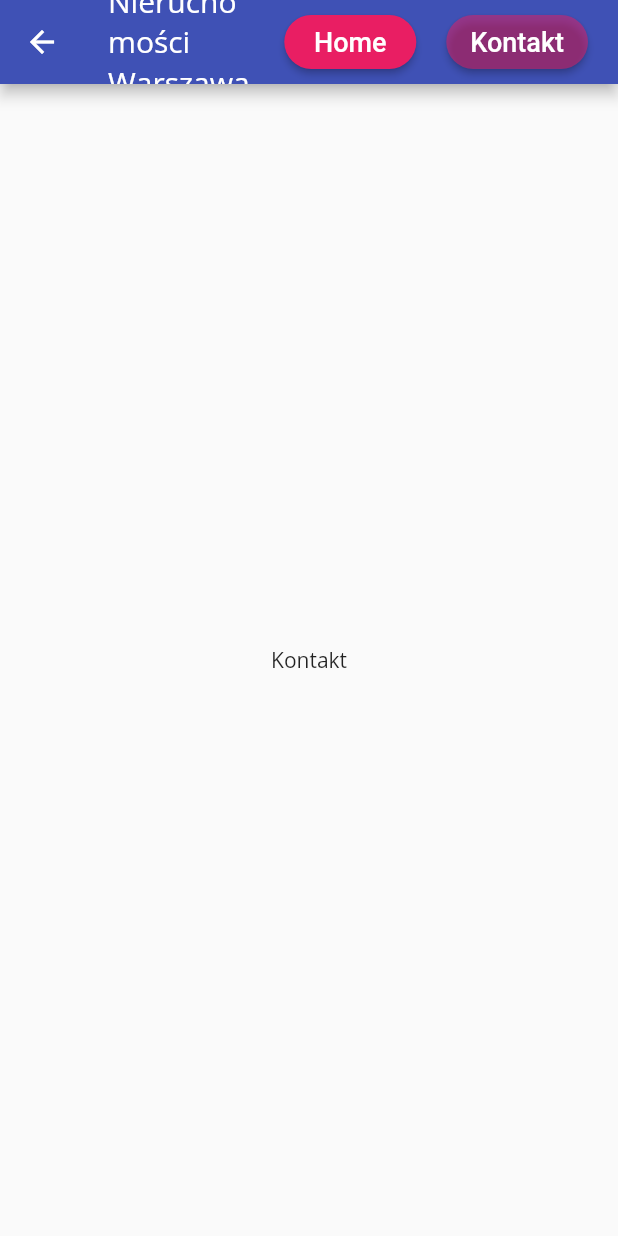
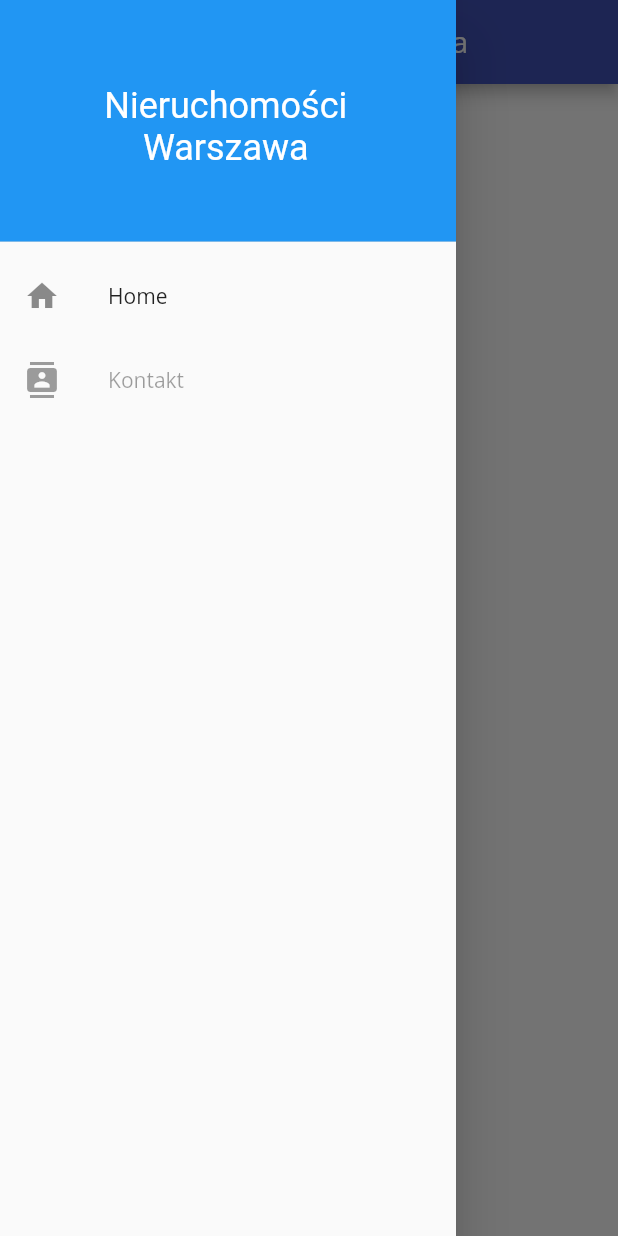
Before and after one commit to Peters8090/nieruchomosci-waw.com-old-flutter, a Flutter app: the ContactPage screen opened by its route, with the side drawer open (before the commit the screen has no drawer), on a phone screen of 412 x 824 dp. Run offline on Flutter 3.47's test engine with Material 2 defaults, Android fonts, the phone set to English and light mode, and no system bars; network calls fail.

Commit message:
Create a drawer for mobile

```diff
--- a/lib/pages/contact_page.dart
+++ b/lib/pages/contact_page.dart
@@ -1,5 +1,6 @@
 import 'package:flutter/material.dart';
 import 'package:nieruchomosci_waw_com/widgets/header/header.dart';
+import 'package:nieruchomosci_waw_com/widgets/header/widgets/app_drawer.dart';
 
 class ContactPage extends StatelessWidget {
   static const routeName = '/kontakt';
@@ -8,6 +9,7 @@ class ContactPage extends StatelessWidget {
   Widget build(BuildContext context) {
     return Scaffold(
       appBar: Header(),
+      drawer: getAppDrawer(context),
       body: Center(
         child: Text('Kontakt'),
       ),
--- a/lib/pages/home_page.dart
+++ b/lib/pages/home_page.dart
@@ -1,4 +1,5 @@
 import 'package:flutter/material.dart';
+import 'package:nieruchomosci_waw_com/widgets/header/widgets/app_drawer.dart';
 import 'package:nieruchomosci_waw_com/widgets/utility/responsive_text_theme.dart';
 import 'package:nieruchomosci_waw_com/widgets/header/header.dart';
 
@@ -10,6 +11,7 @@ class HomePage extends StatelessWidget {
     return Scaffold(
       appBar: Header(true),
       extendBodyBehindAppBar: true,
+      drawer: getAppDrawer(context),
       body: Stack(
         children: <Widget>[
           Container(
--- a/lib/widgets/header/header.dart
+++ b/lib/widgets/header/header.dart
@@ -3,6 +3,7 @@ import 'package:nieruchomosci_waw_com/pages/contact_page.dart';
 import 'package:nieruchomosci_waw_com/pages/home_page.dart';
 import 'package:nieruchomosci_waw_com/widgets/header/widgets/navigation_item.dart';
 import 'package:nieruchomosci_waw_com/widgets/logo.dart';
+import 'package:nieruchomosci_waw_com/widgets/utility/constants.dart';
 
 class Header extends StatelessWidget with PreferredSizeWidget {
   static const height = kToolbarHeight;
@@ -17,10 +18,10 @@ class Header extends StatelessWidget with PreferredSizeWidget {
       title: Logo(),
       backgroundColor: transparent ? Colors.transparent : null,
       elevation: transparent ? 0 : null,
-      actions: <Widget>[
-        NavigationItem('Home', HomePage.routeName),
-        NavigationItem('Kontakt', ContactPage.routeName),
-      ],
+      actions: MediaQuery.of(context).size.width > mobileBreakpoint ? [
+          NavigationItem('Home', HomePage.routeName),
+          NavigationItem('Kontakt', ContactPage.routeName),
+      ] : null,
     );
   }
 
--- /dev/null
+++ b/lib/widgets/header/widgets/app_drawer.dart
@@ -0,0 +1,35 @@
+import 'package:flutter/material.dart';
+import 'package:nieruchomosci_waw_com/pages/contact_page.dart';
+import 'package:nieruchomosci_waw_com/pages/home_page.dart';
+import 'package:nieruchomosci_waw_com/widgets/header/widgets/navigation_item.dart';
+import 'package:nieruchomosci_waw_com/widgets/logo.dart';
+import 'package:nieruchomosci_waw_com/widgets/utility/constants.dart';
+
+dynamic getAppDrawer(BuildContext context) {
+  return MediaQuery.of(context).size.width < mobileBreakpoint
+      ? AppDrawer()
+      : null;
+}
+
+class AppDrawer extends StatelessWidget {
+  @override
+  Widget build(BuildContext context) {
+    return Drawer(
+      child: ListView(
+        padding: EdgeInsets.zero,
+        children: <Widget>[
+          DrawerHeader(
+            decoration: BoxDecoration(
+              color: Colors.blue,
+            ),
+            child: Center(
+              child: Logo(Theme.of(context).accentTextTheme.headline5),
+            ),
+          ),
+          NavigationItem('Home', HomePage.routeName, Icons.home),
+          NavigationItem('Kontakt', ContactPage.routeName, Icons.contacts),
+        ],
+      ),
+    );
+  }
+}
--- a/lib/widgets/header/widgets/navigation_item.dart
+++ b/lib/widgets/header/widgets/navigation_item.dart
@@ -2,14 +2,20 @@ import 'package:flutter/material.dart';
 
 class NavigationItem extends StatelessWidget {
   final String title;
+  final IconData icon;
   final String routeName;
 
-  NavigationItem(this.title, this.routeName);
+  NavigationItem(this.title, this.routeName, [this.icon]);
 
   @override
   Widget build(BuildContext context) {
-    final active = ModalRoute.of(context).settings.name == routeName;
+    final _active = ModalRoute.of(context).settings.name != routeName;
 
+    void _navigateToPage() {
+      Navigator.of(context).pushReplacementNamed(routeName);
+    }
+
+    if (icon == null)
       return Container(
         margin: EdgeInsets.only(
           top: 10,
@@ -18,11 +24,17 @@ class NavigationItem extends StatelessWidget {
           right: 20,
         ),
         child: MaterialButton(
-        onPressed: () => Navigator.of(context).pushReplacementNamed(routeName),
+          onPressed: _active ? _navigateToPage : null,
+          disabledColor: Theme.of(context).accentColor.withOpacity(0.5),
           shape: RoundedRectangleBorder(
             borderRadius: BorderRadius.circular(20),
           ),
-        color: active ? Theme.of(context).accentColor.withOpacity(0.5) : Theme.of(context).accentColor,
+          elevation: 0,
+          disabledElevation: 0,
+          focusElevation: 0,
+          highlightElevation: 0,
+          hoverElevation: 0,
+          color: Theme.of(context).accentColor,
           child: Text(
             title,
             style: Theme.of(context).accentTextTheme.headline6.apply(
@@ -31,5 +43,12 @@ class NavigationItem extends StatelessWidget {
           ),
         ),
       );
+    else
+      return ListTile(
+        leading: Icon(icon),
+        enabled: _active,
+        title: Text(title),
+        onTap: _navigateToPage,
+      );
   }
 }
--- a/lib/widgets/logo.dart
+++ b/lib/widgets/logo.dart
@@ -1,10 +1,16 @@
 import 'package:flutter/material.dart';
 
 class Logo extends StatelessWidget {
+  final TextStyle style;
+
+  Logo([this.style]);
+
   @override
   Widget build(BuildContext context) {
     return SelectableText(
       'Nieruchomości Warszawa',
+      textAlign: TextAlign.center,
+      style: style,
     );
   }
 }
--- /dev/null
+++ b/lib/widgets/utility/constants.dart
@@ -0,0 +1 @@
+const mobileBreakpoint = 1000;
--- a/lib/widgets/utility/responsive_text_theme.dart
+++ b/lib/widgets/utility/responsive_text_theme.dart
@@ -1,4 +1,5 @@
 import 'package:flutter/material.dart';
+import 'constants.dart';
 
 class ResponsiveTextTheme extends StatelessWidget {
   final Function builder;
@@ -7,9 +8,9 @@ class ResponsiveTextTheme extends StatelessWidget {
 
   @override
   Widget build(BuildContext context) {
-    final modifiedFontSizeFactor = MediaQuery.of(context).size.width > 1000
+    final modifiedFontSizeFactor = MediaQuery.of(context).size.width > mobileBreakpoint
         ? 1
-        : MediaQuery.of(context).size.width / 1000;
+        : MediaQuery.of(context).size.width / mobileBreakpoint;
 
     return Theme(
       child: Child(builder),
```
Lines whose indentation alone changed are shown as unchanged.
